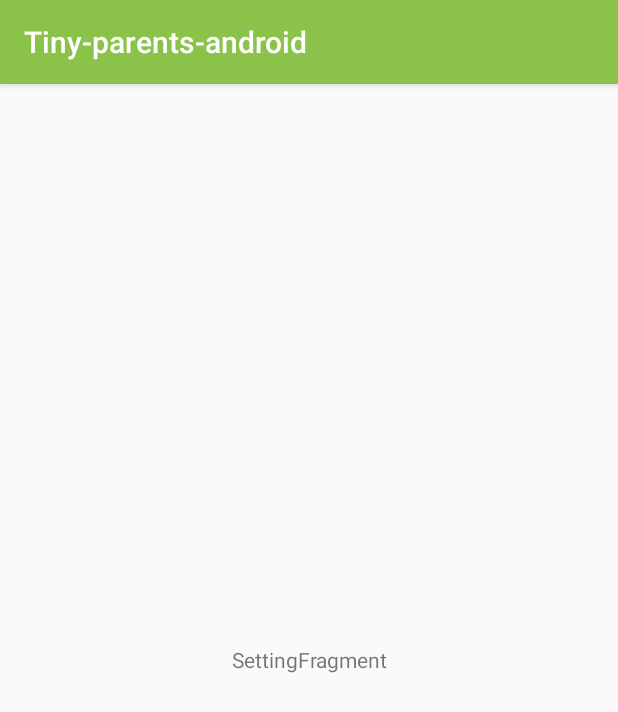
After one commit to jwuBert/tiny-parents-android, an Android app: the fragment SettingFragment shown on its own in the app's theme, on a phone screen of 412 x 824 dp. The commit adds this screen. Shown: the top 712 px of the screen. Run offline under Robolectric (Android 15) with nearby library versions, the phone set to English and light mode, and no system bars.

Commit message:
feat(MainActivity): Add material drawer

```diff
--- a/app/build.gradle
+++ b/app/build.gradle
@@ -19,7 +19,12 @@ android {
     }
 }
 
+repositories {
+    mavenCentral()
+}
+
 dependencies {
     compile fileTree(dir: 'libs', include: ['*.jar'])
     compile 'com.android.support:appcompat-v7:22.2.0'
+    compile 'it.neokree:MaterialNavigationDrawer:1.3.3'
 }
--- a/app/src/main/AndroidManifest.xml
+++ b/app/src/main/AndroidManifest.xml
@@ -6,9 +6,9 @@
         android:allowBackup="true"
         android:icon="@mipmap/ic_launcher"
         android:label="@string/app_name"
-        android:theme="@style/AppTheme" >
+        android:theme="@style/AccountsLight" >
         <activity
-            android:name=".MainActivity"
+            android:name=".activity.MainActivity"
             android:label="@string/app_name" >
             <intent-filter>
                 <action android:name="android.intent.action.MAIN" />
--- /dev/null
+++ b/app/src/main/java/com/cloudiya/app/tiny_parents_android/fragment/SettingFragment.java
@@ -0,0 +1,33 @@
+package com.cloudiya.app.tiny_parents_android.fragment;
+
+/**
+ * Copyright (c) 2011-2015 Wuhan Cloudiya Tech. Co. Ltd
+ * This file is part of Little's Childhood （微童年） Software & APP
+ * Created by mm on 7/6/15.
+ */
+
+import android.support.v4.app.Fragment;
+import android.os.Bundle;
+import android.support.annotation.Nullable;
+import android.view.Gravity;
+import android.view.LayoutInflater;
+import android.view.View;
+import android.view.ViewGroup;
+import android.widget.TextView;
+
+/**
+ * Purpose: Setting
+ */
+
+public class SettingFragment extends Fragment {
+
+    @Nullable
+    @Override
+    public View onCreateView(LayoutInflater inflater, ViewGroup container, Bundle savedInstanceState) {
+        TextView text = new TextView(this.getActivity());
+        text.setText(this.getClass().getSimpleName());
+        text.setGravity(Gravity.CENTER);
+        return text;
+    }
+
+}
--- a/app/src/main/res/values/styles.xml
+++ b/app/src/main/res/values/styles.xml
@@ -1,8 +1,10 @@
 <resources>
 
-    <!-- Base application theme. -->
-    <style name="AppTheme" parent="Theme.AppCompat.Light.DarkActionBar">
-        <!-- Customize your theme here. -->
+    <!-- Accounts -->
+    <style name="AccountsLight" parent="MaterialNavigationDrawerTheme.Light.DarkActionBar">
+        <item name="colorPrimary">#8bc34a</item>
+        <item name="colorPrimaryDark">#558b2f</item>
+        <item name="colorAccent">#FFFFFF</item>
     </style>
 
 </resources>
```
Also changed, not shown: app/src/main/java/com/cloudiya/app/tiny_parents_android/MainActivity.java (deleted, +0 -38 lines), app/src/main/java/com/cloudiya/app/tiny_parents_android/activity/MainActivity.java (added, +48 -0 lines), app/src/main/res/drawable/avatar.jpg (added), app/src/main/res/drawable/bamboo.jpg (added), 1 other file.
